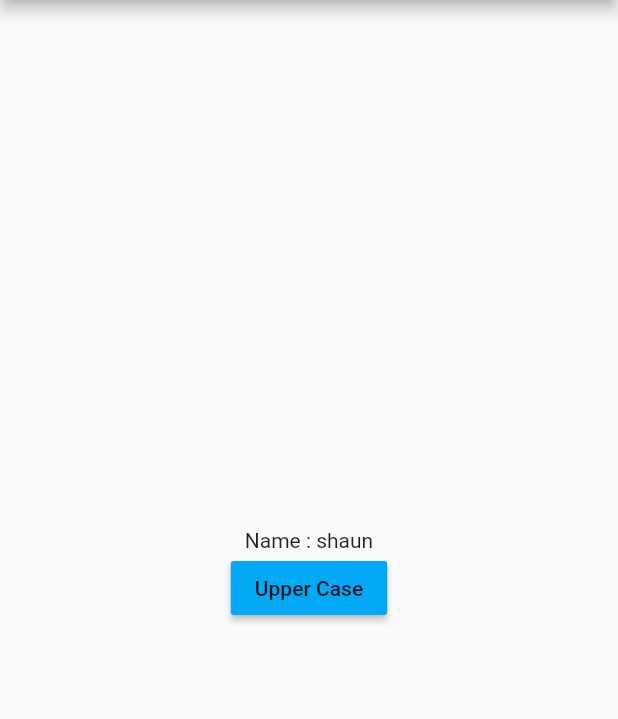
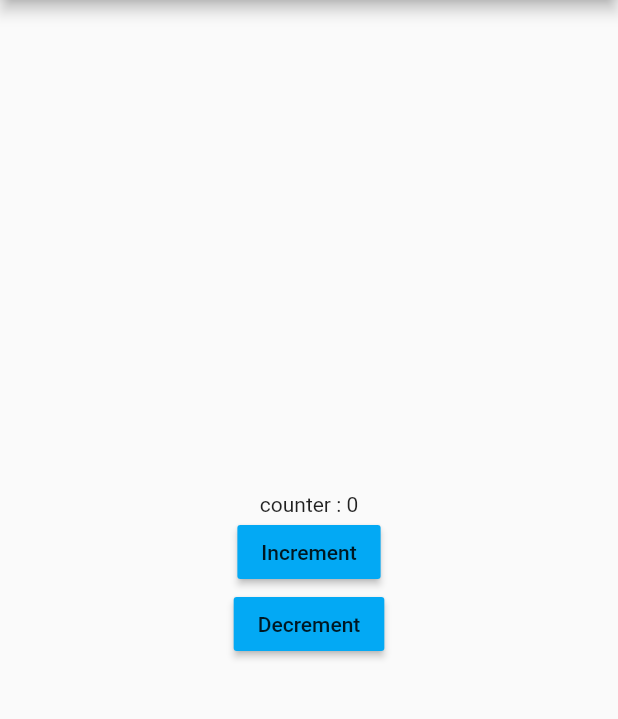
Before and after one commit to shaunhossain/Learn-GetX, a Flutter app: the screen it shows after launch, on a phone screen of 412 x 824 dp, the part 84-803 px from its top. Run offline on Flutter 3.47's test engine with Material 2 defaults, Android fonts, the phone set to English and light mode, and no system bars; our stand-ins replace get.

Commit message:
Learn GetX Obx with getXController

```diff
--- a/lib/mycontroller.dart
+++ b/lib/mycontroller.dart
@@ -1,12 +1,13 @@
 import 'package:get/get.dart';
-import 'package:learn_getx/student.dart';
+
 
 class MyController extends GetxController{
-  final Rx<Student> student = Student(name: "shaun",age: 26).obs;
+  var count = 0.obs;
 
-  void lowCaseToUpperCase(){
-    student.update((value) {
-      value?.name = value.name.toUpperCase();
-    });
+  void increment(){
+    count++;
+  }
+  void decrement(){
+    count--;
   }
 }
--- a/lib/view/my_home_page.dart
+++ b/lib/view/my_home_page.dart
@@ -25,13 +25,25 @@ class _MyHomePageState extends State<MyHomePage> {
         child: Column(
           mainAxisAlignment: MainAxisAlignment.center,
           children: <Widget>[
-            Obx(()=>Text("Name : ${myController.student.value.name}")),
+            GetX<MyController>(
+              init: MyController(),
+              builder: (controller){
+                return Text("counter : ${controller.count}");
+              },
+            ),
 
             MaterialButton(
               onPressed: (){
-                myController.lowCaseToUpperCase();
+                Get.find<MyController>().increment();
               },
-              child: const Text("Upper Case"),
+              child: const Text("Increment"),
+              color: Colors.lightBlue,
+            ),
+            MaterialButton(
+              onPressed: (){
+                Get.find<MyController>().decrement();
+              },
+              child: const Text("Decrement"),
               color: Colors.lightBlue,
             )
           ],
```
